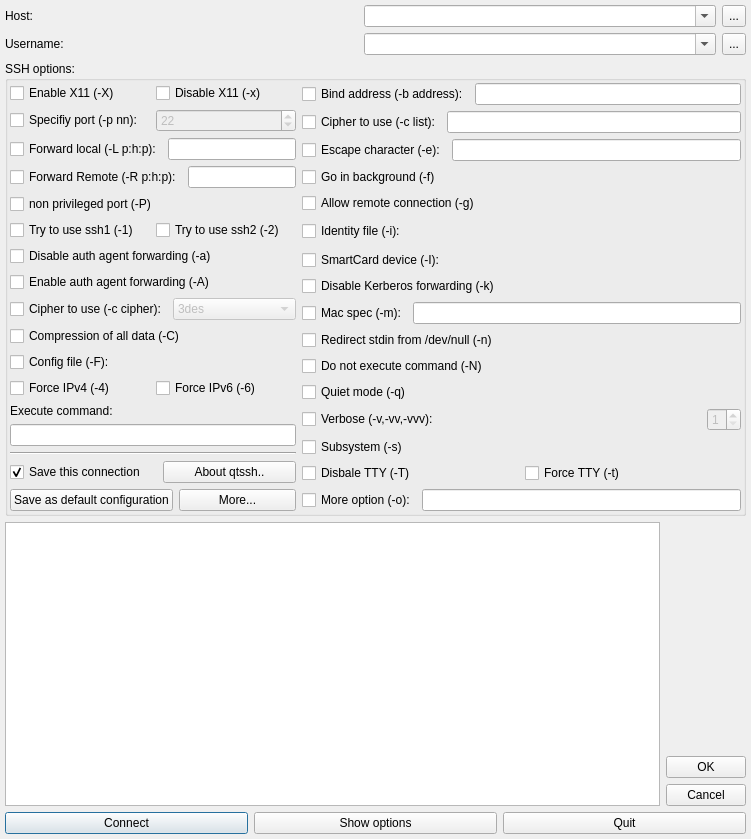
Above: src/qtsshdialog.ui from qtportal/qtssh before the change. Below: the same form after it.
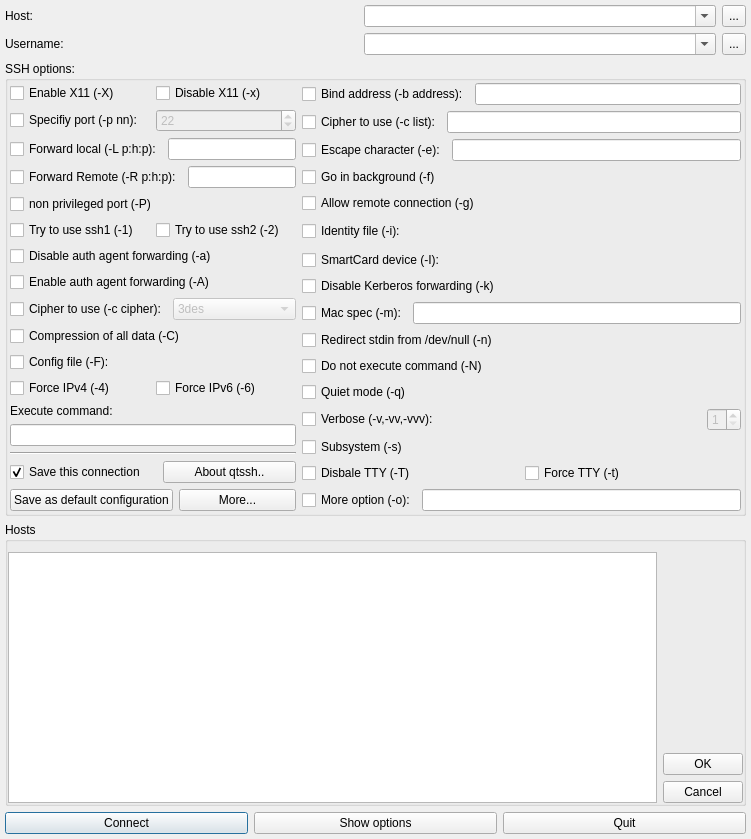
That is the form after the change. Custom widgets are drawn as their Qt base class.

Commit message: continued with qtssh, read hosts list started

```diff
--- a/src/qtsshdialog.ui
+++ b/src/qtsshdialog.ui
@@ -937,12 +937,21 @@
     </layout>
    </item>
    <item row="3" column="0">
-    <widget class="QFrame" name="frmHostUser">
-     <property name="lineWidth">
-      <number>0</number>
+    <widget class="QGroupBox" name="frmHostUser">
+     <property name="title">
+      <string>Hosts</string>
      </property>
      <layout class="QGridLayout">
-      <property name="margin">
+      <property name="leftMargin">
+       <number>0</number>
+      </property>
+      <property name="topMargin">
+       <number>10</number>
+      </property>
+      <property name="rightMargin">
+       <number>0</number>
+      </property>
+      <property name="bottomMargin">
        <number>0</number>
       </property>
       <property name="spacing">
```
The commit also changes 3 other files.
